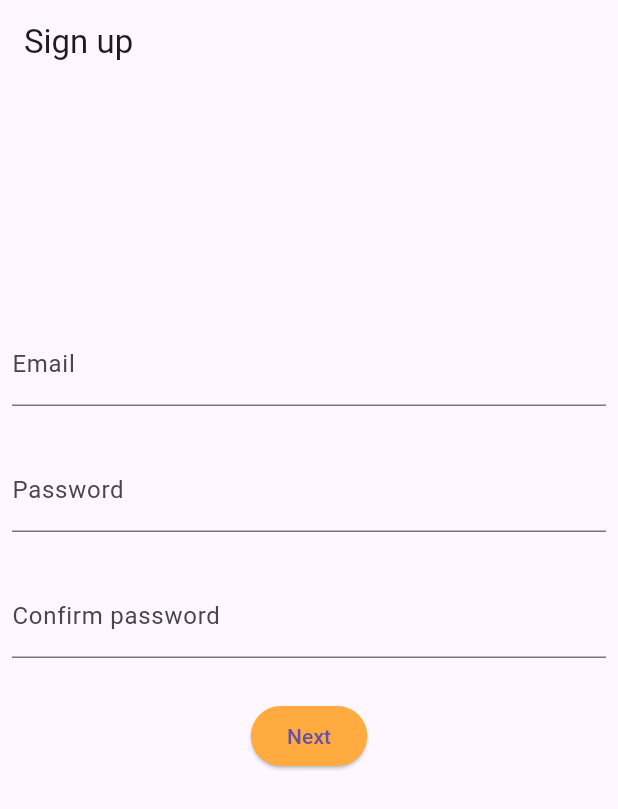
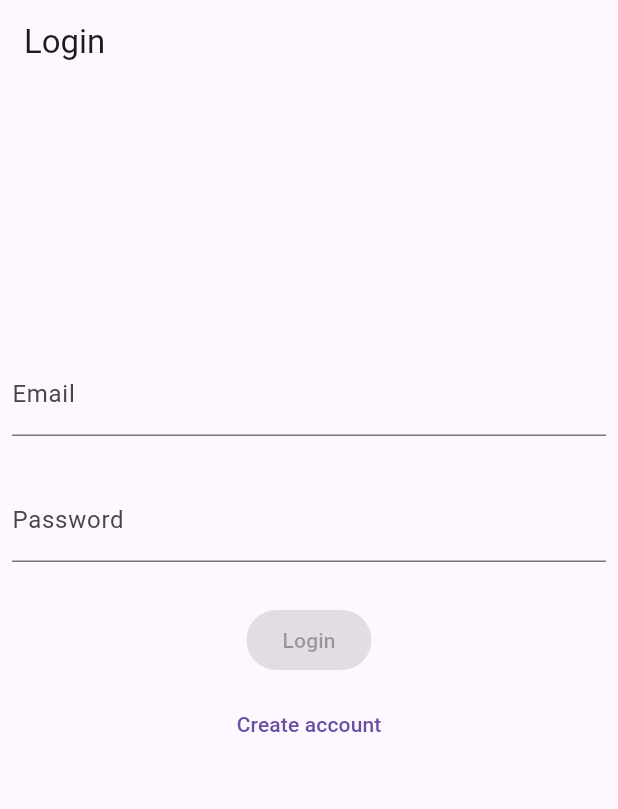
Before and after one commit to KonstInt/yandex_sirius, a Flutter app: the screen it shows after launch, on a phone screen of 412 x 824 dp. Shown: the top 809 px of the screen. Run offline on Flutter 3.47's test engine with Material 3 defaults, Android fonts, the phone set to English and light mode, and no system bars; our stand-ins replace bloc, cloud_firestore, firebase_auth, firebase_core, firebase_crashlytics, flutter_bloc and 7 more; accounts and stored records are empty; generated files the repository leaves out were written again.

Commit message:
add sign in

```diff
--- a/lib/app/app.dart
+++ b/lib/app/app.dart
@@ -1,10 +1,7 @@
 import 'package:flutter/material.dart';
-import 'package:flutter_screenutil/flutter_screenutil.dart';
-import 'package:yandex_sirius/app/features/signup/signup_page.dart';
-import 'package:yandex_sirius/app/util/themes/app_theme.dart';
-import 'package:yandex_sirius/app/util/themes/extensions/build_context_ext.dart';
 
 import '../generated/l10n.dart';
+import 'features/login/login_page.dart';
 
 class App extends StatelessWidget {
   const App({super.key});
@@ -15,7 +12,7 @@ class App extends StatelessWidget {
         S.delegate,
       ],
       supportedLocales: S.delegate.supportedLocales,
-      home: const SignUpPage(),
+      home: const LoginPage(),
     );
   }
 }
--- /dev/null
+++ b/lib/app/features/login/cubit/login_state.dart
@@ -0,0 +1,12 @@
+part of 'login_cubit.dart';
+
+@freezed
+class LoginState with _$LoginState {
+  const factory LoginState({
+    @Default('') email,
+    @Default('') password,
+    @Default(FormzSubmissionStatus.initial) FormzSubmissionStatus status,
+    @Default(false) bool isValid,
+    String? errorMessage,
+  }) = _LoginState;
+}
--- /dev/null
+++ b/lib/app/features/login/login_form.dart
@@ -0,0 +1,136 @@
+import 'package:flutter/material.dart';
+import 'package:flutter_bloc/flutter_bloc.dart';
+import 'package:formz/formz.dart';
+import 'package:yandex_sirius/app/features/signup/presentation.dart';
+import '../../../generated/l10n.dart';
+import 'cubit/login_cubit.dart';
+
+class LoginForm extends StatelessWidget {
+  const LoginForm({super.key});
+
+  @override
+  Widget build(BuildContext context) {
+    final l10n = S.of(context);
+    return BlocListener<LoginCubit, LoginState>(
+      listener: (context, state) {
+        if (state.status.isFailure) {
+          ScaffoldMessenger.of(context)
+            ..hideCurrentSnackBar()
+            ..showSnackBar(
+              SnackBar(
+                content: Text(state.errorMessage ?? l10n.authenticationFailure),
+              ),
+            );
+        }
+      },
+      child: Align(
+        alignment: const Alignment(0, -1 / 3),
+        child: SingleChildScrollView(
+          child: Column(
+            mainAxisSize: MainAxisSize.min,
+            children: <Widget>[
+              const SizedBox(height: 16),
+              _EmailInput(),
+              const SizedBox(height: 8),
+              _PasswordInput(),
+              const SizedBox(height: 8),
+              _LoginButton(),
+              const SizedBox(height: 8),
+              _SignUpButton(),
+            ],
+          ),
+        ),
+      ),
+    );
+  }
+}
+
+class _EmailInput extends StatelessWidget {
+  @override
+  Widget build(BuildContext context) {
+    final l10n = S.of(context);
+    return BlocBuilder<LoginCubit, LoginState>(
+      buildWhen: (previous, current) => previous.email != current.email,
+      builder: (context, state) {
+        return TextField(
+          key: const Key('loginForm_emailInput_textField'),
+          onChanged: (email) => context.read<LoginCubit>().emailChanged(email),
+          keyboardType: TextInputType.emailAddress,
+          decoration: InputDecoration(
+            labelText: l10n.email,
+            helperText: '',
+          ),
+        );
+      },
+    );
+  }
+}
+
+class _PasswordInput extends StatelessWidget {
+  @override
+  Widget build(BuildContext context) {
+    final l10n = S.of(context);
+    return BlocBuilder<LoginCubit, LoginState>(
+      buildWhen: (previous, current) => previous.password != current.password,
+      builder: (context, state) {
+        return TextField(
+          key: const Key('loginForm_passwordInput_textField'),
+          onChanged: (password) =>
+              context.read<LoginCubit>().passwordChanged(password),
+          obscureText: true,
+          decoration: InputDecoration(
+            labelText: l10n.password,
+            helperText: '',
+          ),
+        );
+      },
+    );
+  }
+}
+
+class _LoginButton extends StatelessWidget {
+  @override
+  Widget build(BuildContext context) {
+    final l10n = S.of(context);
+    return BlocBuilder<LoginCubit, LoginState>(
+      builder: (context, state) {
+        return state.status.isInProgress
+            ? const CircularProgressIndicator()
+            : ElevatedButton(
+                key: const Key('loginForm_continue_raisedButton'),
+                style: ElevatedButton.styleFrom(
+                  shape: RoundedRectangleBorder(
+                    borderRadius: BorderRadius.circular(30),
+                  ),
+                  backgroundColor: const Color(0xFFFFD600),
+                ),
+                onPressed: state.isValid
+                    ? () => context.read<LoginCubit>().logInWithCredentials()
+                    : null,
+                child: Text(l10n.login),
+              );
+      },
+    );
+  }
+}
+
+class _SignUpButton extends StatelessWidget {
+  @override
+  Widget build(BuildContext context) {
+    final theme = Theme.of(context);
+    final l10n = S.of(context);
+    return TextButton(
+      key: const Key('loginForm_createAccount_button'),
+      onPressed: () {
+        Navigator.push(
+          context,
+          MaterialPageRoute(builder: (context) => const SignUpPage()),
+        );
+      },
+      child: Text(
+        l10n.createAccount,
+        style: TextStyle(color: theme.primaryColor),
+      ),
+    );
+  }
+}
--- /dev/null
+++ b/lib/app/features/login/login_page.dart
@@ -0,0 +1,28 @@
+import 'package:flutter/material.dart';
+import 'package:flutter_bloc/flutter_bloc.dart';
+
+import '../../../generated/l10n.dart';
+import '../user/data/remote/firebase/service/firebase_user_service.dart';
+import 'cubit/login_cubit.dart';
+import 'login_form.dart';
+
+class LoginPage extends StatelessWidget {
+  const LoginPage({super.key});
+
+  @override
+  Widget build(BuildContext context) {
+    final l10n = S.of(context);
+    //di
+    final signupCubit = LoginCubit(FirebaseUserService());
+    return Scaffold(
+      appBar: AppBar(title: const Text('Login')),
+      body: Padding(
+        padding: const EdgeInsets.all(8),
+        child: BlocProvider.value(
+          value: signupCubit,
+          child: const LoginForm(),
+        ),
+      ),
+    );
+  }
+}
--- a/lib/app/features/user/domain/exceptions/eceptions.dart
+++ b/lib/app/features/user/domain/exceptions/eceptions.dart
@@ -61,6 +61,7 @@ class LogInWithEmailAndPasswordFailure implements Exception {
   }
   final String message;
 }
+
 class NicknameAlreadyExistsException implements Exception {
   const NicknameAlreadyExistsException([
     this.message = 'Nickname already exists.',
```
Also changed, not shown: lib/app/features/login/cubit/login_cubit.dart (added, +57 -0 lines), lib/app/features/signup/signup_form2.dart (+4 -9 lines), lib/app/features/user/data/remote/firebase/service/firebase_user_service.dart (+13 -10 lines), lib/app/features/login/cubit/login_cubit.freezed.dart (added).
